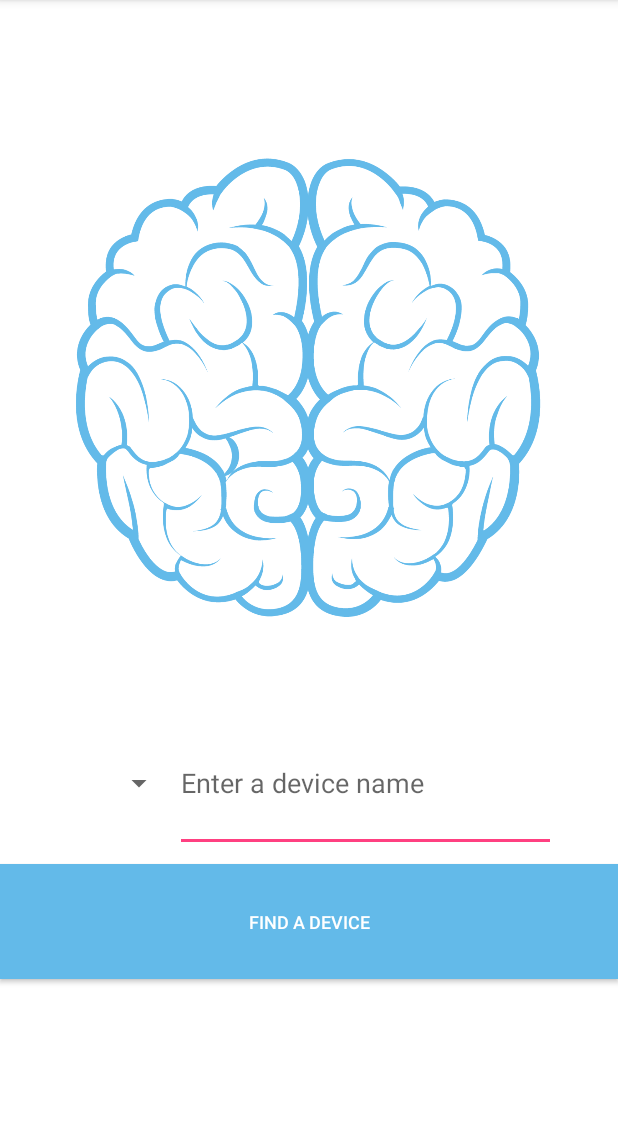
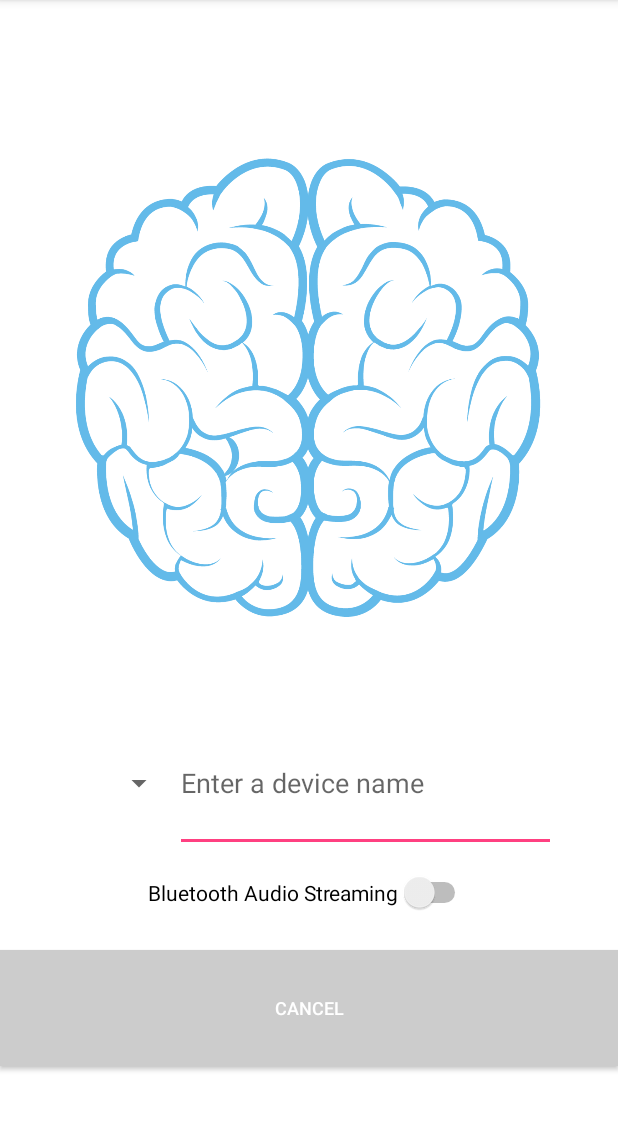
Before and after one commit to mbt-administrator/DemoSDK.Android, an Android app: the screen it shows after launch (HomeActivity), after a tap on "FIND A DEVICE", on a phone screen of 412 x 824 dp, the part 84-1214 px from its top. Run offline under Robolectric (Android 15) with nearby library versions, the phone set to English and light mode, and no system bars; libraries missing offline, so code that uses them is left out: core.bluetooth, engine.clientevents; 5 statements that could not run were skipped.

Commit message:
SDK v2.0.4.2 integrated

```diff
--- a/app/src/main/java/sdkdemo/com/mybraintech/myapplication/HomeActivity.java
+++ b/app/src/main/java/sdkdemo/com/mybraintech/myapplication/HomeActivity.java
@@ -5,7 +5,6 @@ import android.graphics.Color;
 import android.graphics.drawable.ColorDrawable;
 import android.os.Build;
 import android.os.Bundle;
-import android.support.annotation.NonNull;
 import android.support.v7.app.AppCompatActivity;
 import android.util.Log;
 import android.view.View;
@@ -13,18 +12,19 @@ import android.widget.ArrayAdapter;
 import android.widget.Button;
 import android.widget.EditText;
 import android.widget.Spinner;
+import android.widget.Switch;
 import android.widget.Toast;
 
 import java.util.ArrayList;
 
+import config.ConnectionConfig;
 import core.bluetooth.BtState;
-import engine.ConnectionConfig;
 import engine.MbtClient;
-import engine.clientevents.ConnectionException;
-import engine.clientevents.ConnectionStateListener;
+import engine.clientevents.BaseError;
+import engine.clientevents.BluetoothStateListener;
+import features.MbtDeviceType;
 import features.MbtFeatures;
 
-import static features.MbtFeatures.DEVICE_NAME_MAX_LENGTH;
 import static features.MbtFeatures.MELOMIND_DEVICE_NAME_PREFIX;
 import static features.MbtFeatures.VPRO_DEVICE_NAME_PREFIX;
 
@@ -33,53 +33,52 @@ public class HomeActivity extends AppCompatActivity{
     private static String TAG = HomeActivity.class.getName();
     private final static int SCAN_DURATION = 30000;
     public final static String DEVICE_NAME = "DEVICE_NAME";
-    public final static String BT_STATE = "BT_STATE";
+    public final static String DEVICE_TYPE = "DEVICE_TYPE";
+    public final static String PREVIOUS_ACTIVITY = "PREVIOUS_ACTIVITY";
 
     private MbtClient client;
 
     private EditText deviceNameField;
     private String deviceName;
 
+    private Switch connectAudioSwitch;
+    private boolean connectAudio = false;
+
     private Spinner devicePrefixSpinner;
     private String devicePrefix;
 
     private Button scanButton;
 
-    private boolean isScanning = false;
+    private boolean isCancelled = false;
 
     private Toast toast;
 
-    private ConnectionStateListener connectionStateListener = new ConnectionStateListener<ConnectionException>() {
+    private BluetoothStateListener bluetoothStateListener = new BluetoothStateListener() {
         @Override
-        public void onStateChanged(@NonNull BtState newState) {
-            Log.i(TAG, "Current state updated "+newState);
-            //if(isScanning){
-            if (newState.equals(BtState.CONNECTING) ) {
-                notifyUser("Connecting to ' " + deviceName +" '");
-            }if (newState.equals(BtState.CONNECTED) ) {
-                notifyUser("Device ' " + deviceName + " ' connected but not ready. Please be patient");
-            }else if (newState.equals(BtState.CONNECTED_AND_READY) ){
-                notifyUser("Device ' " + deviceName + " ' connected");
-                deinitCurrentActivity(newState);
-            }else if (newState.equals(BtState.SCAN_TIMEOUT)||(newState.equals(BtState.CONNECT_FAILURE))){
-                notifyUser(getString(R.string.connect_failed) + " "+deviceName);
-                updateScanning(false);
-            }else if (newState.equals(BtState.SCAN_STARTED)){
-                notifyUser(getString(R.string.connect_in_progress));
-                updateScanning(true);
-            }else if (newState.equals(BtState.DISCONNECTED)){
-                notifyUser(getString(R.string.disconnected_headset));
-                updateScanning(false);
-            }else if (newState.equals(BtState.INTERRUPTED))
-                updateScanning(false);
-            //}
+        public void onNewState(BtState newState) {
+
         }
 
         @Override
-        public void onError(ConnectionException exception) {
-            notifyUser(exception.toString());
+        public void onError(BaseError error, String additionnalInfo) {
+            Log.e(TAG, "onError received "+error.getMessage()+ (additionnalInfo != null ? additionnalInfo : ""));
             updateScanning(false);
-            exception.printStackTrace();
+            toast = Toast.makeText(HomeActivity.this, error.getMessage(), Toast.LENGTH_LONG);
+            toast.show();
+        }
+
+        @Override
+        public void onDeviceConnected() {
+            toast.cancel();
+            deinitCurrentActivity(true);
+        }
+
+        @Override
+        public void onDeviceDisconnected() {
+            if(!toast.getView().isShown())
+                notifyUser(getString(R.string.no_connected_headset));
+            if(isCancelled)
+                updateScanning(false);
         }
     };
 
@@ -88,11 +87,17 @@ public class HomeActivity extends AppCompatActivity{
         super.onCreate(savedInstanceState);
         setContentView(R.layout.activity_home);
         initToolBar();
-        toast= Toast.makeText(HomeActivity.this, "", Toast.LENGTH_SHORT);
+        toast = Toast.makeText(HomeActivity.this, "", Toast.LENGTH_LONG);
         client = MbtClient.init(getApplicationContext());
+        isCancelled = false;
 
+        if(getIntent().hasExtra(HomeActivity.PREVIOUS_ACTIVITY)){
+            if(getIntent().getStringExtra(HomeActivity.PREVIOUS_ACTIVITY)!=null)
+                client.setConnectionStateListener(bluetoothStateListener);
+        }
 
         initDeviceNameField();
+        initConnectAudioSwitch();
         initScanButton();
         initDevicePrefix();
     }
@@ -109,19 +114,27 @@ public class HomeActivity extends AppCompatActivity{
         deviceNameField = findViewById(R.id.deviceNameField);
     }
 
+    private void initConnectAudioSwitch() {
+        connectAudioSwitch = findViewById(R.id.connectAudio);
+    }
+
     private void initScanButton(){
         scanButton = findViewById(R.id.scanButton);
 
         scanButton.setOnClickListener(new View.OnClickListener() {
             @Override
             public void onClick(View v) {
+                notifyUser(getString(R.string.scan_in_progress));
                 devicePrefix = String.valueOf(devicePrefixSpinner.getSelectedItem()); //get the prefix chosed by the user in the Spinner
                 deviceName = devicePrefix+deviceNameField.getText().toString(); //get the name entered by the user in the EditText
-                if(isScanning){ //Scan in progress : a second click means that the user is trying to cancel the scan
+                connectAudio = connectAudioSwitch.isChecked();
+                if(isCancelled){ //Scan in progress : a second click means that the user is trying to cancel the scan
                     cancelScan();
                 }else{ // Scan is not in progress : starting a new scan in order to connect to a Mbt Device
                     startScan();
                 }
+                updateScanning(!isCancelled);
+
             }
         });
     }
@@ -139,18 +152,13 @@ public class HomeActivity extends AppCompatActivity{
     }
 
     private void startScan() {
-
-        if(deviceName.equals(MELOMIND_DEVICE_NAME_PREFIX) || deviceName.equals(VPRO_DEVICE_NAME_PREFIX) ){ //no name entered by the user
-            //findAvailableDevice();
-            notifyUser("Please enter the name of the device");
-        }else{ //the user entered a name
-            if( isMbtDeviceName() && deviceName.length() == DEVICE_NAME_MAX_LENGTH ) { //check the device name format
-                client.connectBluetooth(new ConnectionConfig.Builder(connectionStateListener).deviceName(deviceName).maxScanDuration(SCAN_DURATION).create());
-            }else{ //if the device name entered by the user is empty or is not starting with a mbt prefix
-                notifyUser(getString(R.string.wrong_device_name));
-            }
-        }
-
+        client.connectBluetooth(new ConnectionConfig.Builder(bluetoothStateListener)
+                .deviceName((deviceName != null) && (deviceName.equals(MELOMIND_DEVICE_NAME_PREFIX)) ?
+                        null : deviceName )
+                .maxScanDuration(SCAN_DURATION)
+                .scanDeviceType(MbtDeviceType.MELOMIND)
+                .connectAudioIfDeviceCompatible(connectAudio)
+                .create());
     }
 
     private void cancelScan(){
@@ -161,14 +169,16 @@ public class HomeActivity extends AppCompatActivity{
      * Updates the scanning state boolean and the Scan button text
      * The Scan button text is changed into into "Cancel" if scanning is launched
      * or into "Find a device" if scanning is cancelled
-     * @param newIsScanning
+     * @param newIsCancelled
      */
-    private void updateScanning(boolean newIsScanning){
-        isScanning = newIsScanning;
-        if (Build.VERSION.SDK_INT >= Build.VERSION_CODES.M) {
-            scanButton.setBackgroundColor((isScanning ? Color.LTGRAY : getColor(R.color.light_blue)));
-        }
-        scanButton.setText((isScanning ? R.string.cancel : R.string.scan));
+    private void updateScanning(boolean newIsCancelled){
+        isCancelled = newIsCancelled;
+        if(!isCancelled)
+            toast.cancel();
+        if (Build.VERSION.SDK_INT >= Build.VERSION_CODES.M)
+            scanButton.setBackgroundColor((isCancelled ? Color.LTGRAY : getColor(R.color.light_blue)));
+
+        scanButton.setText((isCancelled ? R.string.cancel : R.string.scan));
     }
 
     /**
@@ -196,15 +206,15 @@ public class HomeActivity extends AppCompatActivity{
 
     @Override
     public void onBackPressed() {
-        this.connectionStateListener = null;
+        bluetoothStateListener = null;
     }
 
 
-    private void deinitCurrentActivity(BtState newState){
-        connectionStateListener = null;
+    private void deinitCurrentActivity(boolean isConnected){
+        bluetoothStateListener = null;
         final Intent intent = new Intent(HomeActivity.this, DeviceActivity.class);
         intent.putExtra(DEVICE_NAME, deviceName);
-        intent.putExtra(BT_STATE, newState);
+        intent.putExtra(DEVICE_TYPE, MbtDeviceType.MELOMIND);
         startActivity(intent);
         finish();
     }
--- a/app/src/main/res/layout/activity_home.xml
+++ b/app/src/main/res/layout/activity_home.xml
@@ -43,6 +43,16 @@
         app:layout_constraintBottom_toBottomOf="@+id/guidelineBottomName"
         />
 
+    <Switch
+        android:id="@+id/connectAudio"
+        android:layout_width="wrap_content"
+        android:layout_height="wrap_content"
+        android:text="Bluetooth Audio Streaming"
+        app:layout_constraintTop_toTopOf="@+id/guidelineTopSwitch"
+        app:layout_constraintBottom_toBottomOf="@+id/guidelineBottomSwitch"
+        app:layout_constraintEnd_toEndOf="@+id/guidelineEnd"
+        app:layout_constraintStart_toStartOf="@+id/guidelineStart" />
+
     <Button
         android:id="@+id/scanButton"
         android:layout_width="match_parent"
@@ -69,11 +79,25 @@
         custom:layout_constraintGuide_percent="0.1" />
 
     <android.support.constraint.Guideline
+        android:id="@+id/guidelineEndScanButton"
+        android:layout_width="1dp"
+        android:layout_height="wrap_content"
+        android:orientation="vertical"
+        custom:layout_constraintGuide_percent="0.47" />
+
+    <android.support.constraint.Guideline
         android:id="@+id/guidelineEndPrefix"
         android:layout_width="1dp"
         android:layout_height="wrap_content"
         android:orientation="vertical"
         custom:layout_constraintGuide_percent="0.35" />
+
+    <android.support.constraint.Guideline
+        android:id="@+id/guidelineStartCancelButton"
+        android:layout_width="1dp"
+        android:layout_height="wrap_content"
+        android:orientation="vertical"
+        custom:layout_constraintGuide_percent="0.53" />
 
     <android.support.constraint.Guideline
         android:id="@+id/guidelineEnd"
@@ -118,13 +142,27 @@
         android:layout_width="1dp"
         android:layout_height="wrap_content"
         android:orientation="horizontal"
-        custom:layout_constraintGuide_percent="0.75" />
+        custom:layout_constraintGuide_percent="0.825" />
 
     <android.support.constraint.Guideline
         android:id="@+id/guidelineBottomButton"
         android:layout_width="1dp"
         android:layout_height="wrap_content"
         android:orientation="horizontal"
-        custom:layout_constraintGuide_percent="0.85" />
+        custom:layout_constraintGuide_percent="0.925" />
+
+    <android.support.constraint.Guideline
+        android:id="@+id/guidelineTopSwitch"
+        android:layout_width="1dp"
+        android:layout_height="wrap_content"
+        android:orientation="horizontal"
+        custom:layout_constraintGuide_percent="0.75" />
+
+    <android.support.constraint.Guideline
+        android:id="@+id/guidelineBottomSwitch"
+        android:layout_width="1dp"
+        android:layout_height="wrap_content"
+        android:orientation="horizontal"
+        custom:layout_constraintGuide_percent="0.80" />
 
 </android.support.constraint.ConstraintLayout>
--- a/app/src/main/res/values/strings.xml
+++ b/app/src/main/res/values/strings.xml
@@ -13,7 +13,7 @@
     <string name="stop_streaming">Stop Streaming</string>
     <string name="read_battery">Get Battery Level</string>
 
-    <string name="connected_to">CONNECTED TO </string>
+    <string name="connected_to">CONNECTED</string>
     <string name="welcome">WELCOME</string>
 
     <string name="scan_in_progress">Scan in progress </string>
@@ -26,6 +26,7 @@
     <string name="disconnect_failed">Impossible to disconnect from </string>
     <string name="wrong_device_name">Wrong name : must contains 10 digits </string>
     <string name="disconnected_headset">The headset have been disconnected </string>
+    <string name="no_connected_headset">No connected headset </string>
 
     <string name="title_graph_eeg">Your signal </string>
 
```
Also changed, not shown: app/build.gradle (+6 -6 lines), app/src/main/java/sdkdemo/com/mybraintech/myapplication/DeviceActivity.java (+141 -145 lines), app/src/main/res/layout/activity_device.xml (+20 -20 lines).
